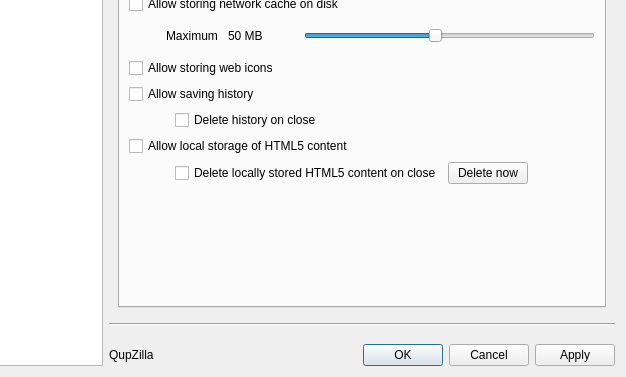
QupZilla/qupzilla, file src/preferences/preferences.ui: the form before one commit; both pictures show x 128 to 754 and y 123 to 500 of the 754 by 500 pixel window.
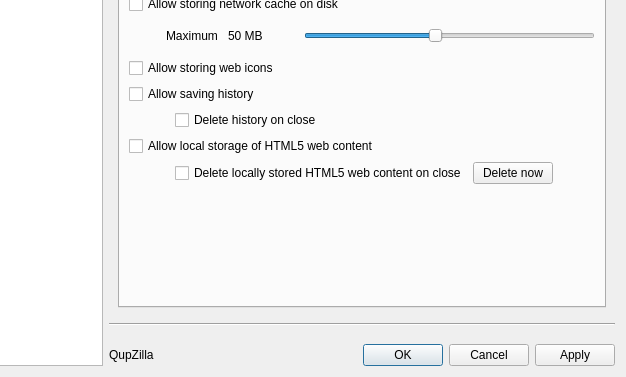
The form after the commit. The open tabs and pages were chosen to show the change.

Commit message: Fixed string HTML5 web storage

Patch:
```diff
--- a/src/preferences/preferences.ui
+++ b/src/preferences/preferences.ui
@@ -1068,14 +1068,14 @@
              <item row="3" column="0" colspan="3">
               <widget class="QCheckBox" name="html5storage">
                <property name="text">
-                <string>Allow local storage of HTML5 content</string>
+                <string>Allow local storage of HTML5 web content</string>
                </property>
               </widget>
              </item>
              <item row="4" column="1">
               <widget class="QCheckBox" name="deleteHtml5storageOnClose">
                <property name="text">
-                <string>Delete locally stored HTML5 content on close</string>
+                <string>Delete locally stored HTML5 web content on close</string>
                </property>
               </widget>
              </item>
```
